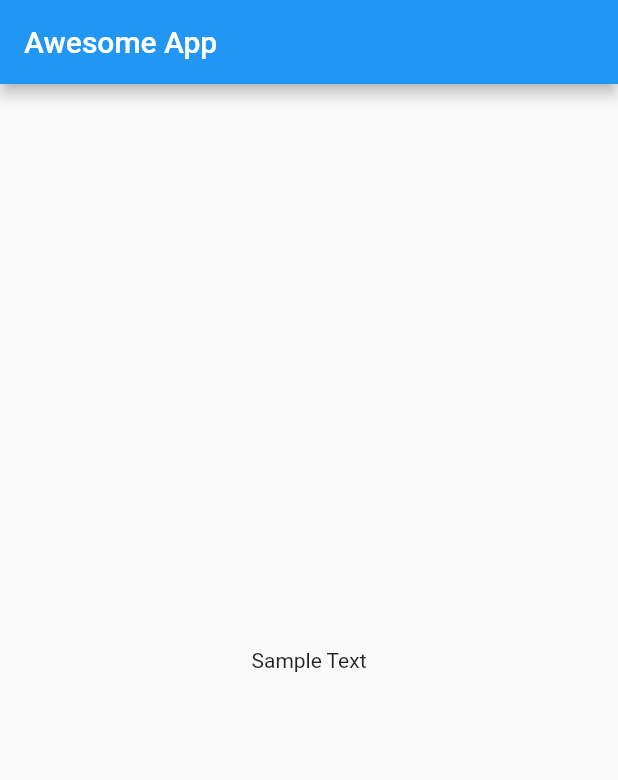
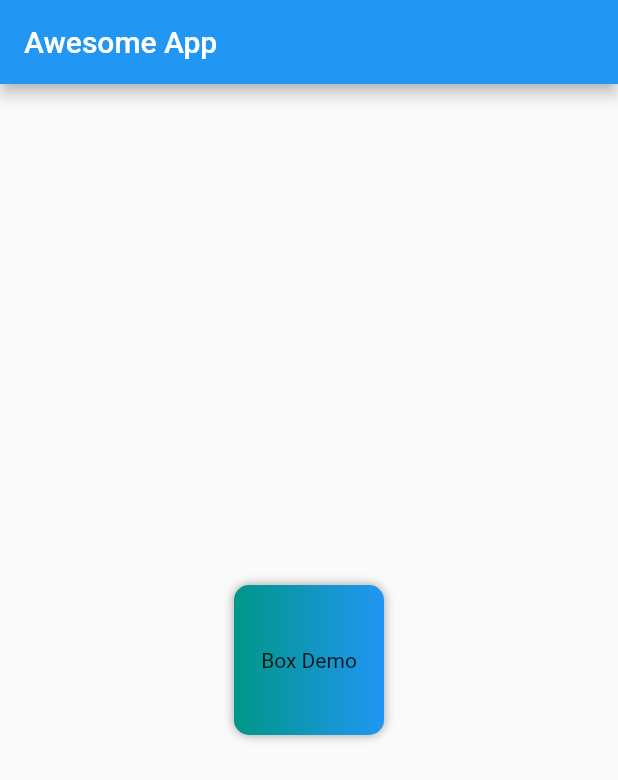
Before and after one commit to pyneninarendra/flutterApp, a Flutter app: the screen it shows after launch, on a phone screen of 412 x 824 dp. Shown: the top 780 px of the screen. Run offline on Flutter 3.47's test engine with Material 2 defaults, Android fonts, the phone set to English and light mode, and no system bars.

Commit message:
Chapter2

```diff
--- a/lib/main.dart
+++ b/lib/main.dart
@@ -11,7 +11,18 @@ class HomePage extends StatelessWidget {
       appBar: AppBar(title: Text("Awesome App")),
       body: Container(
         child: Center(
-          child: Text("Sample Text"),
+          child: Container(
+            alignment: Alignment.center,
+            decoration: BoxDecoration(
+                borderRadius: BorderRadius.circular(10),
+                boxShadow: [BoxShadow(color: Colors.grey, blurRadius: 5)],
+                color: Colors.red,
+                gradient: LinearGradient(colors: [Colors.teal, Colors.blue])),
+            width: 100,
+            height: 100,
+            child: Text("Box Demo"),
+            padding: const EdgeInsets.all(8),
+          ),
         ),
       ),
     );
```
